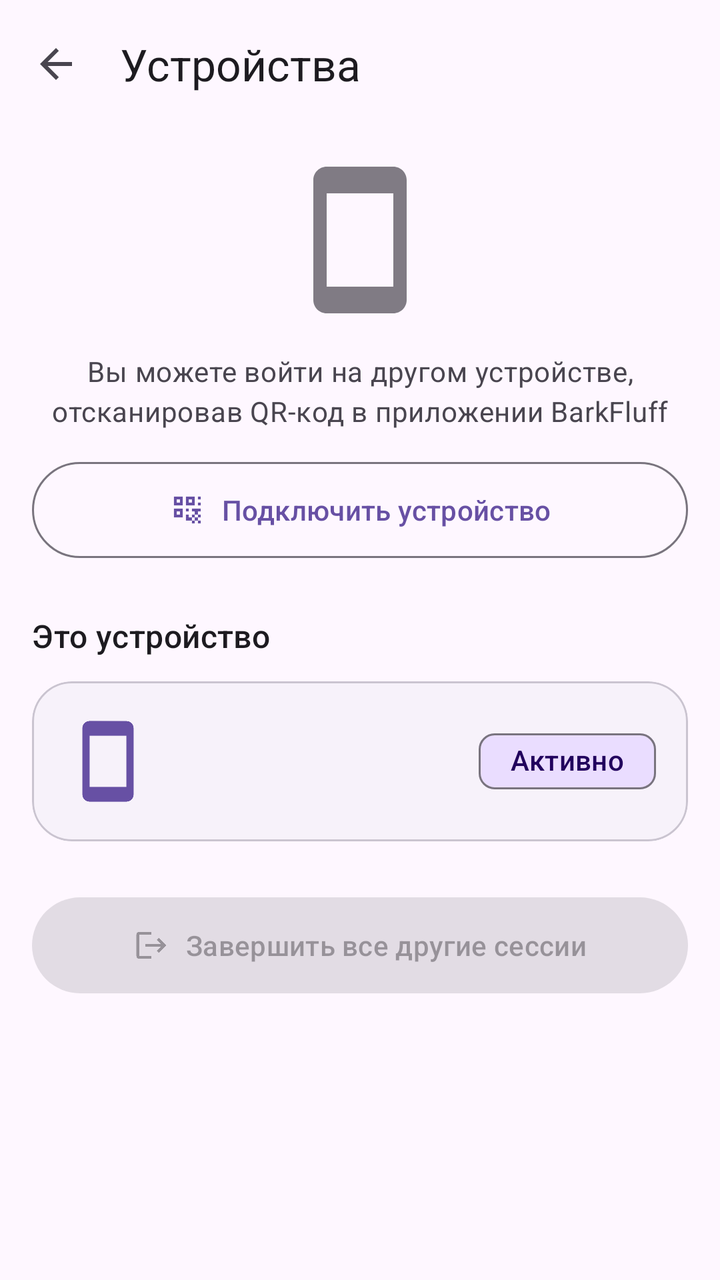
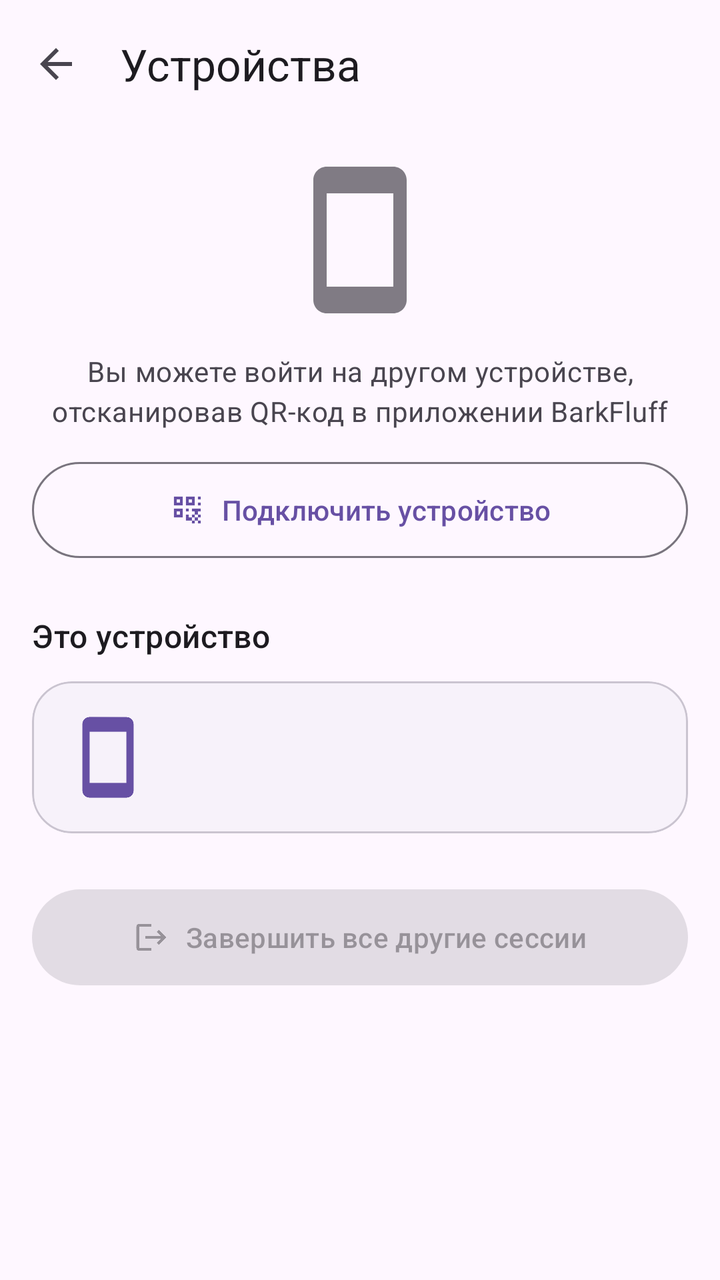

Screens rendered from an Android XML layout before and after an edit, with the pre-edit source and the edit as a unified diff.
<!-- AndroidManifest.xml: activity theme Theme.BarkfluffClientAndroid -->
<!-- res/layout/activity_devices.xml -->
<?xml version="1.0" encoding="utf-8"?>
<androidx.coordinatorlayout.widget.CoordinatorLayout xmlns:android="http://schemas.android.com/apk/res/android"
    xmlns:app="http://schemas.android.com/apk/res-auto"
    android:layout_width="match_parent"
    android:layout_height="match_parent"
    android:fitsSystemWindows="true">

    <com.google.android.material.appbar.AppBarLayout
        android:layout_width="match_parent"
        android:layout_height="wrap_content"
        android:background="?attr/colorSurface">

        <com.google.android.material.appbar.MaterialToolbar
            android:id="@+id/toolbar"
            android:layout_width="match_parent"
            android:layout_height="?attr/actionBarSize"
            app:navigationIcon="@drawable/ic_back"
            app:title="Устройства"
            app:titleTextAppearance="?attr/textAppearanceTitleLarge"
            app:titleTextColor="?attr/colorOnSurface" />

    </com.google.android.material.appbar.AppBarLayout>

    <androidx.core.widget.NestedScrollView
        android:layout_width="match_parent"
        android:layout_height="match_parent"
        app:layout_behavior="@string/appbar_scrolling_view_behavior">

        <LinearLayout
            android:layout_width="match_parent"
            android:layout_height="wrap_content"
            android:orientation="vertical"
            android:padding="16dp">

            
            <ImageView
                android:layout_width="80dp"
                android:layout_height="80dp"
                android:layout_gravity="center_horizontal"
                android:importantForAccessibility="no"
                android:src="@drawable/ic_smartphone"
                android:alpha="0.7"
                app:tint="?attr/colorOnSurfaceVariant" />

            <android.widget.Space
                android:layout_width="match_parent"
                android:layout_height="16dp" />

            
            <TextView
                android:layout_width="match_parent"
                android:layout_height="wrap_content"
                android:text="Вы можете войти на другом устройстве, отсканировав QR-код в приложении BarkFluff"
                android:textAlignment="center"
                android:textAppearance="?attr/textAppearanceBodyMedium"
                android:textColor="?attr/colorOnSurfaceVariant" />

            <com.google.android.material.button.MaterialButton
                android:id="@+id/buttonConnectDevice"
                android:layout_width="match_parent"
                android:layout_height="56dp"
                android:layout_marginTop="12dp"
                android:text="Подключить устройство"
                app:icon="@drawable/ic_qr_code"
                app:iconGravity="textStart"
                app:iconPadding="8dp"
                style="@style/Widget.Material3.Button.OutlinedButton" />

            <android.widget.Space
                android:layout_width="match_parent"
                android:layout_height="24dp" />

            
            <TextView
                android:layout_width="match_parent"
                android:layout_height="wrap_content"
                android:text="Это устройство"
                android:textAppearance="?attr/textAppearanceTitleMedium"
                android:textColor="?attr/colorOnSurface" />

            <android.widget.Space
                android:layout_width="match_parent"
                android:layout_height="12dp" />

            <com.google.android.material.card.MaterialCardView
                android:id="@+id/cardCurrentDevice"
                android:layout_width="match_parent"
                android:layout_height="wrap_content"
                app:cardBackgroundColor="?attr/colorSurfaceContainerLow"
                app:cardCornerRadius="20dp"
                app:cardElevation="0dp"
                app:strokeColor="?attr/colorOutlineVariant"
                app:strokeWidth="1dp">

                <LinearLayout
                    android:layout_width="match_parent"
                    android:layout_height="wrap_content"
                    android:gravity="center_vertical"
                    android:orientation="horizontal"
                    android:padding="16dp">

                    <ImageView
                        android:layout_width="44dp"
                        android:layout_height="44dp"
                        android:importantForAccessibility="no"
                        android:src="@drawable/ic_smartphone"
                        app:tint="?attr/colorPrimary" />

                    <LinearLayout
                        android:layout_width="0dp"
                        android:layout_height="wrap_content"
                        android:layout_marginStart="14dp"
                        android:layout_weight="1"
                        android:orientation="vertical">

                        <TextView
                            android:id="@+id/textCurrentDeviceName"
                            android:layout_width="wrap_content"
                            android:layout_height="wrap_content"
                            android:textAppearance="?attr/textAppearanceTitleMedium"
                            android:textColor="?attr/colorOnSurface" />

                        <TextView
                            android:id="@+id/textCurrentDeviceInfo"
                            android:layout_width="wrap_content"
                            android:layout_height="wrap_content"
                            android:layout_marginTop="2dp"
                            android:textAppearance="?attr/textAppearanceBodySmall"
                            android:textColor="?attr/colorOnSurfaceVariant" />

                    </LinearLayout>

                    <com.google.android.material.chip.Chip
                        android:id="@+id/chipCurrent"
                        android:layout_width="wrap_content"
                        android:layout_height="wrap_content"
                        android:text="Активно"
                        app:chipBackgroundColor="?attr/colorPrimaryContainer"
                        android:textColor="?attr/colorOnPrimaryContainer"
                        app:chipMinHeight="28dp"
                        android:clickable="false" />

                </LinearLayout>

            </com.google.android.material.card.MaterialCardView>

            <android.widget.Space
                android:layout_width="match_parent"
                android:layout_height="24dp" />

            
            <com.google.android.material.button.MaterialButton
                android:id="@+id/buttonTerminateAll"
                android:layout_width="match_parent"
                android:layout_height="56dp"
                android:text="Завершить все другие сессии"
                app:icon="@drawable/ic_logout"
                app:iconGravity="textStart"
                app:iconPadding="8dp"
                style="@style/Widget.Material3.Button.TonalButton"
                android:enabled="false" />

            <android.widget.Space
                android:layout_width="match_parent"
                android:layout_height="24dp" />

            
            <TextView
                android:id="@+id/textOtherDevicesTitle"
                android:layout_width="match_parent"
                android:layout_height="wrap_content"
                android:text="Другие устройства"
                android:textAppearance="?attr/textAppearanceTitleMedium"
                android:textColor="?attr/colorOnSurface"
                android:visibility="gone" />

            <android.widget.Space
                android:layout_width="match_parent"
                android:layout_height="12dp" />

            
            <androidx.recyclerview.widget.RecyclerView
                android:id="@+id/recyclerDevices"
                android:layout_width="match_parent"
                android:layout_height="wrap_content"
                android:nestedScrollingEnabled="false" />

        </LinearLayout>

    </androidx.core.widget.NestedScrollView>

    <com.google.android.material.progressindicator.CircularProgressIndicator
        android:id="@+id/progressLoading"
        android:layout_width="wrap_content"
        android:layout_height="wrap_content"
        android:layout_gravity="center"
        android:indeterminate="true"
        android:visibility="gone" />

</androidx.coordinatorlayout.widget.CoordinatorLayout>
<!-- resources referenced by this layout -->
<resources>
  <!-- drawable ic_back (drawable) -->
  <vector xmlns:android="http://schemas.android.com/apk/res/android"
      android:width="24dp"
      android:height="24dp"
      android:viewportWidth="24"
      android:viewportHeight="24"
      android:tint="?attr/colorControlNormal">
    <path
        android:fillColor="@android:color/white"
        android:pathData="M20,11H7.83l5.59,-5.59L12,4l-8,8 8,8 1.41,-1.41L7.83,13H20v-2z"/>
  </vector>
  <!-- drawable ic_logout (drawable) -->
  <?xml version="1.0" encoding="utf-8"?>
  <vector xmlns:android="http://schemas.android.com/apk/res/android"
      android:width="24dp"
      android:height="24dp"
      android:viewportWidth="24"
      android:viewportHeight="24">
      <path
          android:fillColor="?attr/colorOnSurface"
          android:pathData="M17,7l-1.41,1.41L18.17,11H8v2h10.17l-2.58,2.58L17,17l5,-5zM4,5h8V3H4c-1.1,0 -2,0.9 -2,2v14c0,1.1 0.9,2 2,2h8v-2H4V5z"/>
  </vector>
  <!-- drawable ic_qr_code (drawable) -->
  <?xml version="1.0" encoding="utf-8"?>
  <vector xmlns:android="http://schemas.android.com/apk/res/android"
      android:width="24dp"
      android:height="24dp"
      android:viewportWidth="24"
      android:viewportHeight="24">
      <path
          android:fillColor="@android:color/white"
          android:pathData="M3,3h6v6H3V3zM5,5v2h2V5H5zM3,11h6v6H3V11zM5,13v2h2v-2H5zM11,3h6v6h-6V3zM13,5v2h2V5H13zM11,11h2v2h-2V11zM15,11h2v2h-2V11zM17,13h2v2h-2V13zM11,15h2v2h-2V15zM13,17h2v2h-2V17zM15,15h2v2h-2V15zM17,17h2v2h-2V17zM17,11h2v2h-2V11zM11,17h2v2h-2V17zM15,19h2v2h-2V19zM19,3h2v2h-2V3zM19,7h2v2h-2V7zM19,11h2v2h-2V11zM19,15h2v2h-2V15zM19,19h2v2h-2V19z" />
  </vector>
  <!-- drawable ic_smartphone (drawable) -->
  <?xml version="1.0" encoding="utf-8"?>
  <vector xmlns:android="http://schemas.android.com/apk/res/android"
      android:width="24dp"
      android:height="24dp"
      android:viewportWidth="24"
      android:viewportHeight="24">
      <path
          android:fillColor="?attr/colorOnSurface"
          android:pathData="M17,1.01L7,1c-1.1,0 -2,0.9 -2,2v18c0,1.1 0.9,2 2,2h10c1.1,0 2,-0.9 2,-2V3c0,-1.1 -0.9,-1.99 -2,-1.99zM17,19H7V5h10v14z"/>
  </vector>
  <style name="Theme.BarkfluffClientAndroid" parent="Base.Theme.BarkfluffClientAndroid" />
  <style name="Base.Theme.BarkfluffClientAndroid" parent="Theme.Material3.DayNight.NoActionBar">
          
          <item name="android:windowLayoutInDisplayCutoutMode" tools:targetApi="p">shortEdges</item>
          <item name="android:statusBarColor">@android:color/transparent</item>
          <item name="android:navigationBarColor">@android:color/transparent</item>
          <item name="android:windowBackground">?android:attr/colorBackground</item>
  
          
          <item name="shapeAppearanceSmallComponent">@style/ShapeAppearance.Material3.SmallComponent</item>
          <item name="shapeAppearanceMediumComponent">@style/ShapeAppearance.Material3.MediumComponent</item>
          <item name="shapeAppearanceLargeComponent">@style/ShapeAppearance.Material3.LargeComponent</item>
  
          
          <item name="textAppearanceDisplayLarge">@style/TextAppearance.Material3.DisplayLarge</item>
          <item name="textAppearanceHeadlineLarge">@style/TextAppearance.Material3.HeadlineLarge</item>
          <item name="textAppearanceTitleLarge">@style/TextAppearance.Material3.TitleLarge</item>
      </style>
</resources>

<!-- the commit's change to res/layout/activity_devices.xml (unified diff, before → after) -->
@@ -90,9 +90,13 @@
                 app:cardCornerRadius="20dp"
                 app:cardElevation="0dp"
                 app:strokeColor="?attr/colorOutlineVariant"
-                app:strokeWidth="1dp">
+                app:strokeWidth="1dp"
+                android:clickable="true"
+                android:focusable="true"
+                android:foreground="?attr/selectableItemBackground">
 
                 <LinearLayout
+                    android:id="@+id/layoutCurrentDevice"
                     android:layout_width="match_parent"
                     android:layout_height="wrap_content"
                     android:gravity="center_vertical"
@@ -121,24 +125,24 @@
                             android:textColor="?attr/colorOnSurface" />
 
                         <TextView
-                            android:id="@+id/textCurrentDeviceInfo"
+                            android:id="@+id/textCurrentDeviceOriginalName"
                             android:layout_width="wrap_content"
                             android:layout_height="wrap_content"
                             android:layout_marginTop="2dp"
                             android:textAppearance="?attr/textAppearanceBodySmall"
-                            android:textColor="?attr/colorOnSurfaceVariant" />
+                            android:textColor="?attr/colorOnSurfaceVariant"
+                            android:visibility="gone" />
+
+                        <TextView
+                            android:id="@+id/textCurrentDeviceApp"
+                            android:layout_width="wrap_content"
+                            android:layout_height="wrap_content"
+                            android:layout_marginTop="2dp"
+                            android:textAppearance="?attr/textAppearanceBodySmall"
+                            android:textColor="?attr/colorOnSurfaceVariant"
+                            android:visibility="gone" />
 
                     </LinearLayout>
-
-                    <com.google.android.material.chip.Chip
-                        android:id="@+id/chipCurrent"
-                        android:layout_width="wrap_content"
-                        android:layout_height="wrap_content"
-                        android:text="Активно"
-                        app:chipBackgroundColor="?attr/colorPrimaryContainer"
-                        android:textColor="?attr/colorOnPrimaryContainer"
-                        app:chipMinHeight="28dp"
-                        android:clickable="false" />
 
                 </LinearLayout>
 
